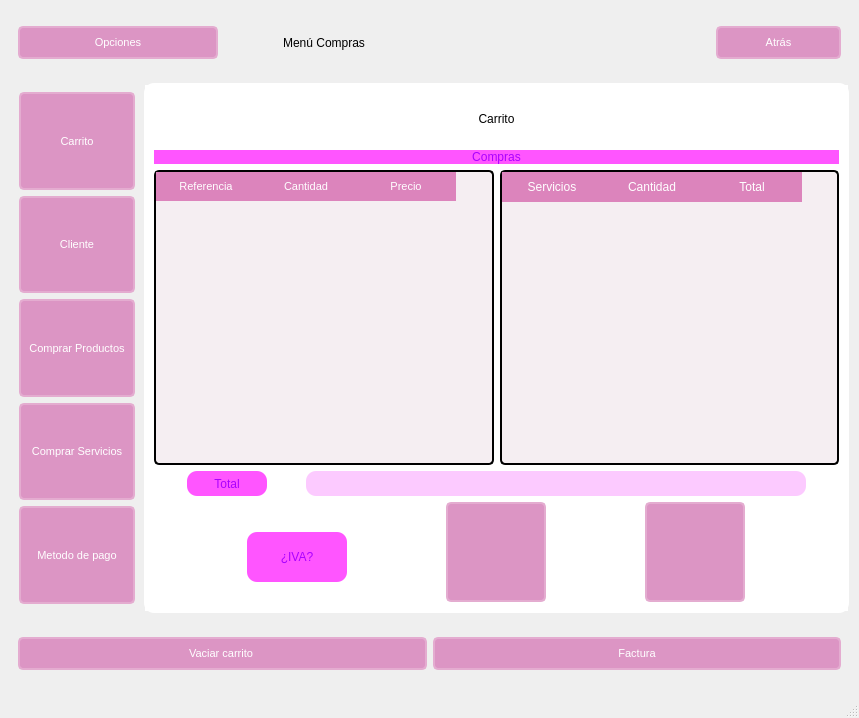
First picture: the form in GUI/ui/Caja.ui, repository C-Sebastian-M/GLAM_MAKEUP_STORE, before the edit.
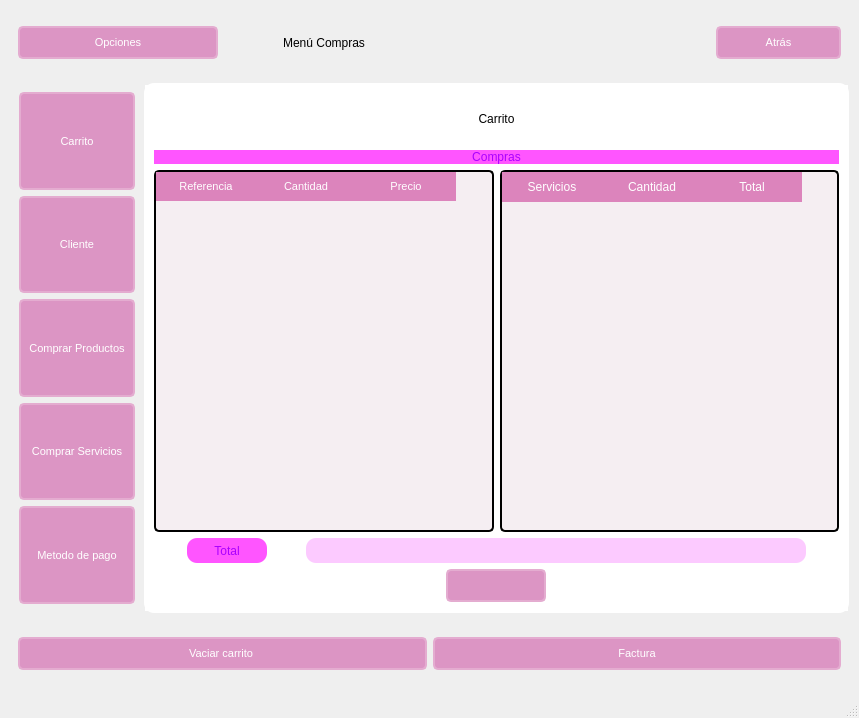
Second picture: the form after the edit. Icons and pictures are not drawn.

What changed in the file:
```diff
--- a/GUI/ui/Caja.ui
+++ b/GUI/ui/Caja.ui
@@ -2717,32 +2717,6 @@
                     </item>
                     <item row="4" column="0">
                      <layout class="QHBoxLayout" name="horizontalLayout_11">
-                      <item>
-                       <widget class="QLabel" name="IVA">
-                        <property name="minimumSize">
-                         <size>
-                          <width>100</width>
-                          <height>50</height>
-                         </size>
-                        </property>
-                        <property name="maximumSize">
-                         <size>
-                          <width>60</width>
-                          <height>40</height>
-                         </size>
-                        </property>
-                        <property name="styleSheet">
-                         <string notr="true">color: rgb(170, 0, 255);
-background-color: rgb(255, 85, 255);</string>
-                        </property>
-                        <property name="text">
-                         <string>¿IVA?</string>
-                        </property>
-                        <property name="alignment">
-                         <set>Qt::AlignCenter</set>
-                        </property>
-                       </widget>
-                      </item>
                       <item>
                        <widget class="QPushButton" name="YES">
                         <property name="minimumSize">
@@ -2784,35 +2758,6 @@
                         </property>
                        </widget>
                       </item>
-                      <item>
-                       <widget class="QPushButton" name="NO">
-                        <property name="minimumSize">
-                         <size>
-                          <width>100</width>
-                          <height>100</height>
-                         </size>
-                        </property>
-                        <property name="maximumSize">
-                         <size>
-                          <width>100</width>
-                          <height>100</height>
-                         </size>
-                        </property>
-                        <property name="text">
-                         <string/>
-                        </property>
-                        <property name="icon">
-                         <iconset>
-                          <normaloff>../Downloads/alpha-n-box-outline.png</normaloff>../Downloads/alpha-n-box-outline.png</iconset>
-                        </property>
-                        <property name="iconSize">
-                         <size>
-                          <width>50</width>
-                          <height>50</height>
-                         </size>
-                        </property>
-                       </widget>
-                      </item>
                      </layout>
                     </item>
                    </layout>
```
